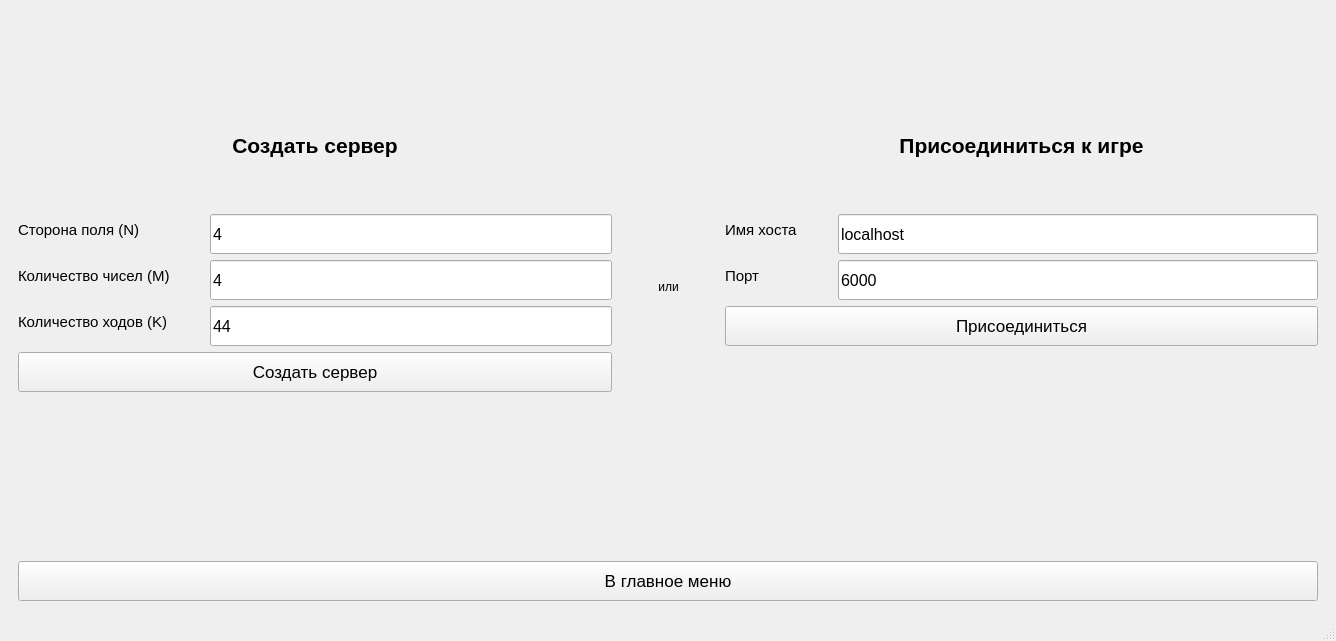
Old version of the form mainwindow.ui in the repository timohahaa/ETU_term2_OOP_term_project.
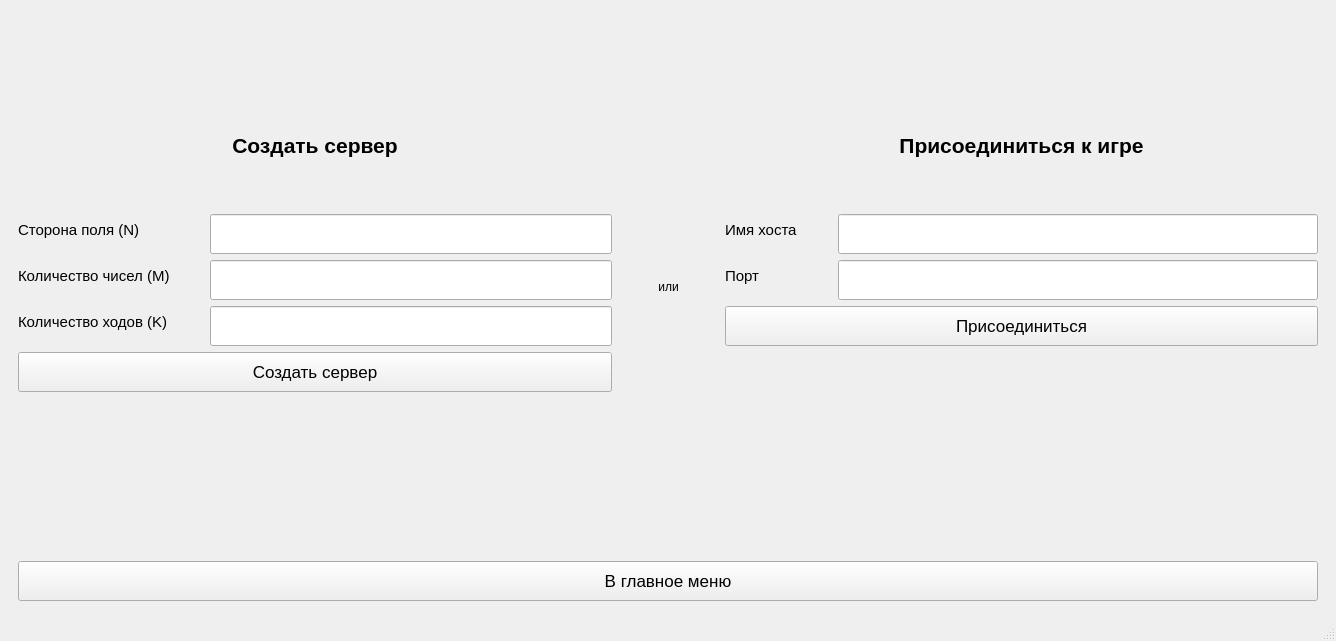
New version of the form. The open tabs and pages were chosen to show the change. Icons and pictures are not drawn. Custom widgets are drawn as their Qt base class.

Commit message: made listen to all

What changed in the file:
```diff
--- a/mainwindow.ui
+++ b/mainwindow.ui
@@ -325,7 +325,7 @@
                  </font>
                 </property>
                 <property name="text">
-                 <string>4</string>
+                 <string/>
                 </property>
                 <property name="maxLength">
                  <number>3</number>
@@ -358,7 +358,7 @@
                  </font>
                 </property>
                 <property name="text">
-                 <string>4</string>
+                 <string/>
                 </property>
                 <property name="maxLength">
                  <number>3</number>
@@ -391,7 +391,7 @@
                  </font>
                 </property>
                 <property name="text">
-                 <string>44</string>
+                 <string/>
                 </property>
                 <property name="maxLength">
                  <number>3</number>
@@ -556,7 +556,7 @@
                  </font>
                 </property>
                 <property name="text">
-                 <string>localhost</string>
+                 <string/>
                 </property>
                 <property name="maxLength">
                  <number>64</number>
@@ -589,7 +589,7 @@
                  </font>
                 </property>
                 <property name="text">
-                 <string>6000</string>
+                 <string/>
                 </property>
                 <property name="maxLength">
                  <number>8</number>
```
The commit also changes 1 other file.
